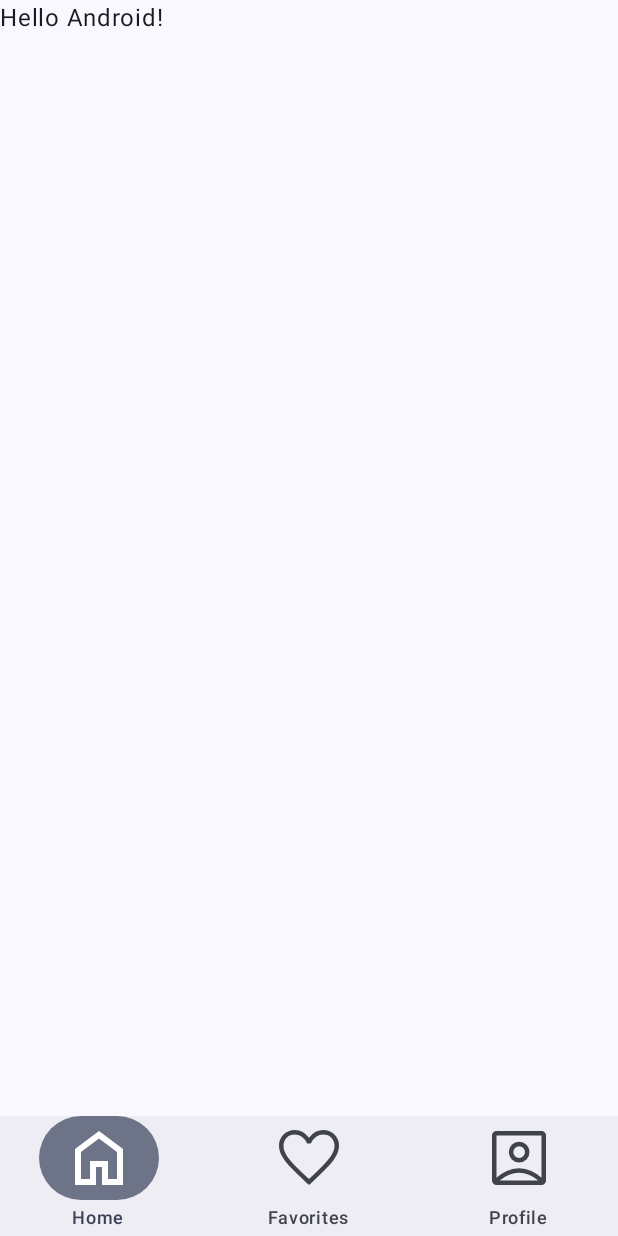
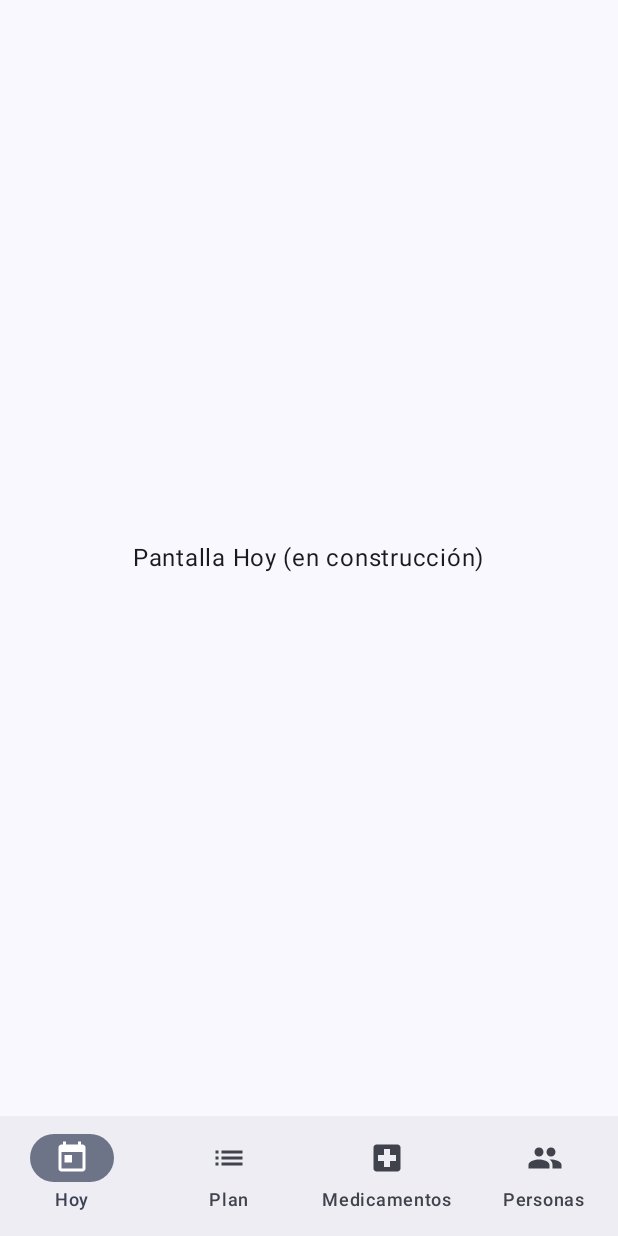
Before and after one commit to gummyzzz/equipo-5-proyecto-prograiii, an Android app built with Jetpack Compose: the screen it shows after launch (MainActivity), on a phone screen of 412 x 824 dp. Run offline under Robolectric (Android 15) with nearby library versions, the phone set to English and light mode, and no system bars; our stand-ins replace navigation suite.

Commit message:
Adapta la navegación a las pestañas del sistema

```diff
--- a/app/src/main/java/com/example/equipo5cuidados/MainActivity.kt
+++ b/app/src/main/java/com/example/equipo5cuidados/MainActivity.kt
@@ -5,9 +5,7 @@ import androidx.activity.ComponentActivity
 import androidx.activity.compose.setContent
 import androidx.activity.enableEdgeToEdge
 import androidx.compose.foundation.layout.fillMaxSize
-import androidx.compose.foundation.layout.padding
 import androidx.compose.material3.Icon
-import androidx.compose.material3.Scaffold
 import androidx.compose.material3.Text
 import androidx.compose.material3.adaptive.navigationsuite.NavigationSuiteScaffold
 import androidx.compose.runtime.Composable
@@ -17,9 +15,12 @@ import androidx.compose.runtime.saveable.rememberSaveable
 import androidx.compose.runtime.setValue
 import androidx.compose.ui.Modifier
 import androidx.compose.ui.res.painterResource
-import androidx.compose.ui.graphics.vector.ImageVector
-import androidx.compose.ui.tooling.preview.Preview
 import androidx.compose.ui.tooling.preview.PreviewScreenSizes
+import com.example.equipo5cuidados.navigation.AppDestinations
+import com.example.equipo5cuidados.ui.agenda.HoyScreen
+import com.example.equipo5cuidados.ui.habitos.PlanScreen
+import com.example.equipo5cuidados.ui.medicamentos.MedicamentosScreen
+import com.example.equipo5cuidados.ui.personas.PersonasScreen
 import com.example.equipo5cuidados.ui.theme.Equipo5cuidadosTheme
 
 class MainActivity : ComponentActivity() {
@@ -34,21 +35,22 @@ class MainActivity : ComponentActivity() {
     }
 }
 
+/**
+ * Menú principal de la app. NavigationSuiteScaffold dibuja las pestañas
+ * (abajo en teléfonos, al costado en tablets).
+ * IMPORTANTE: este archivo no se modifica en las ramas de cada módulo.
+ */
 @PreviewScreenSizes
 @Composable
 fun Equipo5cuidadosApp() {
-    var currentDestination by rememberSaveable { mutableStateOf(AppDestinations.HOME) }
+    // Guarda qué pestaña está elegida (empieza en Hoy).
+    var currentDestination by rememberSaveable { mutableStateOf(AppDestinations.HOY) }
 
     NavigationSuiteScaffold(
         navigationSuiteItems = {
             AppDestinations.entries.forEach {
                 item(
-                    icon = {
-                        Icon(
-                            painterResource(it.icon),
-                            contentDescription = it.label
-                        )
-                    },
+                    icon = { Icon(painterResource(it.icon), contentDescription = it.label) },
                     label = { Text(it.label) },
                     selected = it == currentDestination,
                     onClick = { currentDestination = it }
@@ -56,36 +58,13 @@ fun Equipo5cuidadosApp() {
             }
         }
     ) {
-        Scaffold(modifier = Modifier.fillMaxSize()) { innerPadding ->
-            Greeting(
-                name = "Android",
-                modifier = Modifier.padding(innerPadding)
-            )
+        // Cada pestaña muestra la pantalla de su área.
+        val modifier = Modifier.fillMaxSize()
+        when (currentDestination) {
+            AppDestinations.HOY -> HoyScreen(modifier)
+            AppDestinations.PLAN -> PlanScreen(modifier)
+            AppDestinations.MEDICAMENTOS -> MedicamentosScreen(modifier)
+            AppDestinations.PERSONAS -> PersonasScreen(modifier)
         }
     }
 }
-
-enum class AppDestinations(
-    val label: String,
-    val icon: Int,
-) {
-    HOME("Home", R.drawable.ic_home),
-    FAVORITES("Favorites", R.drawable.ic_favorite),
-    PROFILE("Profile", R.drawable.ic_account_box),
-}
-
-@Composable
-fun Greeting(name: String, modifier: Modifier = Modifier) {
-    Text(
-        text = "Hello $name!",
-        modifier = modifier
-    )
-}
-
-@Preview(showBackground = true)
-@Composable
-fun GreetingPreview() {
-    Equipo5cuidadosTheme {
-        Greeting("Android")
-    }
-}
--- /dev/null
+++ b/app/src/main/java/com/example/equipo5cuidados/navigation/AppDestinations.kt
@@ -0,0 +1,14 @@
+package com.example.equipo5cuidados.navigation
+
+import com.example.equipo5cuidados.R
+
+/** Pestañas de la app: nombre e ícono de cada una. */
+enum class AppDestinations(
+    val label: String,
+    val icon: Int,
+) {
+    HOY("Hoy", R.drawable.ic_hoy),
+    PLAN("Plan", R.drawable.ic_plan),
+    MEDICAMENTOS("Medicamentos", R.drawable.ic_medicamentos),
+    PERSONAS("Personas", R.drawable.ic_personas),
+}
--- a/app/src/main/res/drawable/ic_account_box.xml
+++ /dev/null
@@ -1,9 +0,0 @@
-<vector xmlns:android="http://schemas.android.com/apk/res/android"
-    android:width="48dp"
-    android:height="48dp"
-    android:viewportWidth="960"
-    android:viewportHeight="960">
-    <path
-        android:fillColor="@android:color/white"
-        android:pathData="M180,743Q240,687 315.9,652.5Q391.79,618 479.9,618Q568,618 644,652.5Q720,687 780,743L780,180Q780,180 780,180Q780,180 780,180L180,180Q180,180 180,180Q180,180 180,180L180,743ZM482,539Q540,539 580,499Q620,459 620,401Q620,343 580,303Q540,263 482,263Q424,263 384,303Q344,343 344,401Q344,459 384,499Q424,539 482,539ZM180,840Q156,840 138,822Q120,804 120,780L120,180Q120,156 138,138Q156,120 180,120L780,120Q804,120 822,138Q840,156 840,180L840,780Q840,804 822,822Q804,840 780,840L180,840ZM223,780L736,780Q736,780 736,780Q736,780 736,780Q674,727 610.5,702.5Q547,678 480,678Q413,678 349.5,702.5Q286,727 223,780Q223,780 223,780Q223,780 223,780ZM482,479Q449.5,479 426.75,456.25Q404,433.5 404,401Q404,368.5 426.75,345.75Q449.5,323 482,323Q514.5,323 537.25,345.75Q560,368.5 560,401Q560,433.5 537.25,456.25Q514.5,479 482,479ZM480,461L480,461Q480,461 480,461Q480,461 480,461L480,461Q480,461 480,461Q480,461 480,461L480,461Q480,461 480,461Q480,461 480,461Q480,461 480,461Q480,461 480,461Z" />
-</vector>
--- a/app/src/main/res/drawable/ic_favorite.xml
+++ /dev/null
@@ -1,9 +0,0 @@
-<vector xmlns:android="http://schemas.android.com/apk/res/android"
-    android:width="48dp"
-    android:height="48dp"
-    android:viewportWidth="960"
-    android:viewportHeight="960">
-    <path
-        android:fillColor="@android:color/white"
-        android:pathData="M480,839L439,802Q333.23,704.88 264.12,634.44Q195,564 154,508.5Q113,453 96.5,408Q80,363 80,317Q80,226.85 140.5,166.42Q201,106 290,106Q347,106 395.5,133Q444,160 480,211Q522,157 569,131.5Q616,106 670,106Q759,106 819.5,166.42Q880,226.85 880,317Q880,363 863.5,408Q847,453 806,508.5Q765,564 695.88,634.44Q626.77,704.88 521,802L480,839ZM480,760Q581.24,667 646.62,600.5Q712,534 750.5,484Q789,434 804.5,394.86Q820,355.73 820,317.14Q820,251 778,208.5Q736,166 670.22,166Q618.7,166 574.85,197.5Q531,229 504,286L504,286L455,286L455,286Q429,230 385.15,198Q341.3,166 289.78,166Q224,166 182,208.5Q140,251 140,317.32Q140,356 155.5,395.5Q171,435 209.5,485.5Q248,536 314,602Q380,668 480,760ZM480,463Q480,463 480,463Q480,463 480,463Q480,463 480,463Q480,463 480,463Q480,463 480,463Q480,463 480,463Q480,463 480,463Q480,463 480,463L480,463L480,463L480,463Q480,463 480,463Q480,463 480,463Q480,463 480,463Q480,463 480,463Q480,463 480,463Q480,463 480,463Q480,463 480,463Q480,463 480,463Z" />
-</vector>
--- a/app/src/main/res/drawable/ic_home.xml
+++ /dev/null
@@ -1,9 +0,0 @@
-<vector xmlns:android="http://schemas.android.com/apk/res/android"
-    android:width="48dp"
-    android:height="48dp"
-    android:viewportWidth="960"
-    android:viewportHeight="960">
-    <path
-        android:fillColor="@android:color/white"
-        android:pathData="M240,760L360,760L360,520L600,520L600,760L720,760L720,400L480,220L240,400L240,760ZM160,840L160,360L480,120L800,360L800,840L520,840L520,600L440,600L440,840L160,840ZM480,490L480,490L480,490L480,490L480,490L480,490L480,490L480,490L480,490Z" />
-</vector>
```
